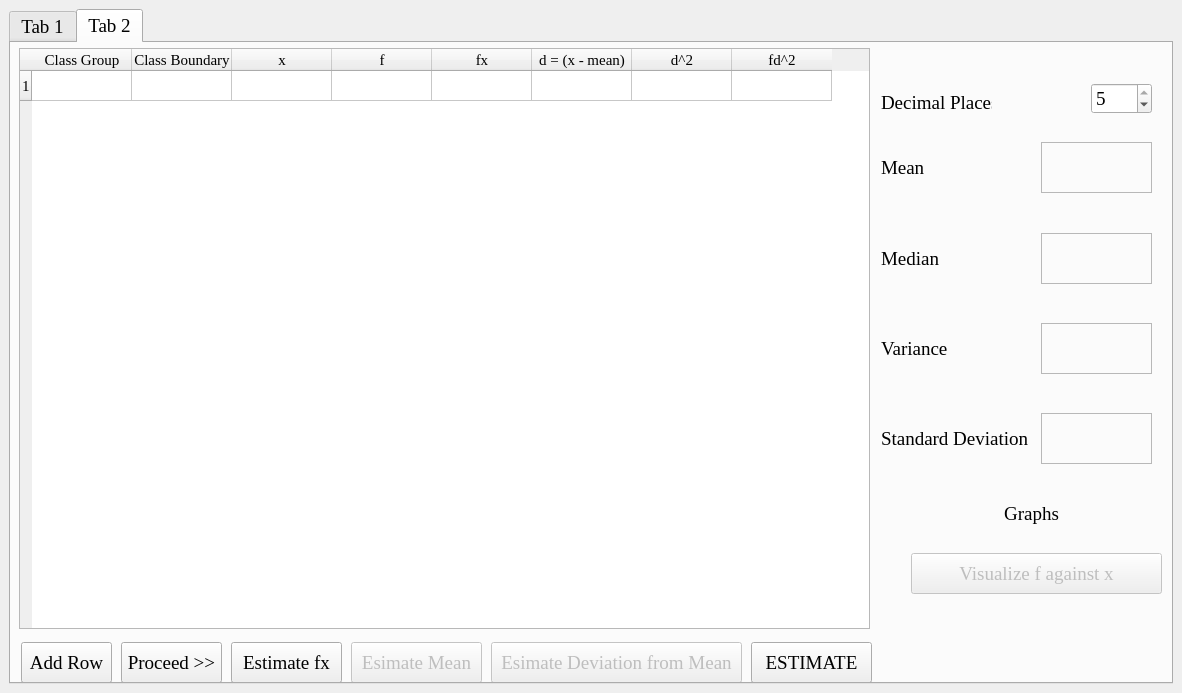
Qt form StatsMEUI.ui (edeniyanda/Stats-Me) before a commit.
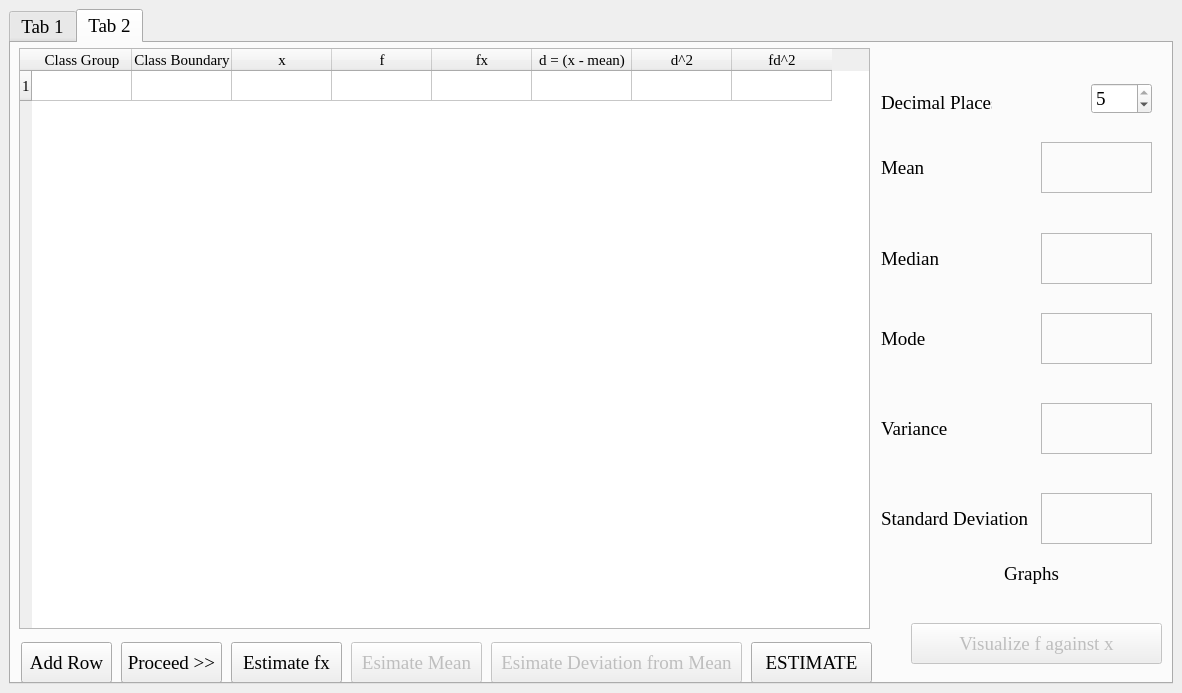
The same form after that commit. Icons and pictures are not drawn.

Commit message: Upgrade app to Estimate Mode if Distribution

Diff of the .ui file:
```diff
--- a/StatsMEUI.ui
+++ b/StatsMEUI.ui
@@ -209,7 +209,7 @@
         <property name="geometry">
          <rect>
           <x>1030</x>
-          <y>280</y>
+          <y>360</y>
           <width>111</width>
           <height>51</height>
          </rect>
@@ -232,7 +232,7 @@
         <property name="geometry">
          <rect>
           <x>1030</x>
-          <y>370</y>
+          <y>450</y>
           <width>111</width>
           <height>51</height>
          </rect>
@@ -268,7 +268,7 @@
         <property name="geometry">
          <rect>
           <x>870</x>
-          <y>290</y>
+          <y>370</y>
           <width>151</width>
           <height>31</height>
          </rect>
@@ -358,7 +358,7 @@
         <property name="geometry">
          <rect>
           <x>870</x>
-          <y>380</y>
+          <y>460</y>
           <width>151</width>
           <height>31</height>
          </rect>
@@ -397,7 +397,7 @@
         <property name="geometry">
          <rect>
           <x>960</x>
-          <y>450</y>
+          <y>510</y>
           <width>121</width>
           <height>41</height>
          </rect>
@@ -416,7 +416,7 @@
         <property name="geometry">
          <rect>
           <x>900</x>
-          <y>510</y>
+          <y>580</y>
           <width>251</width>
           <height>41</height>
          </rect>
@@ -461,6 +461,42 @@
          <string/>
         </property>
        </widget>
+       <widget class="QLabel" name="label_9">
+        <property name="geometry">
+         <rect>
+          <x>870</x>
+          <y>280</y>
+          <width>151</width>
+          <height>31</height>
+         </rect>
+        </property>
+        <property name="text">
+         <string>Mode</string>
+        </property>
+       </widget>
+       <widget class="QLabel" name="mode_label">
+        <property name="geometry">
+         <rect>
+          <x>1030</x>
+          <y>270</y>
+          <width>111</width>
+          <height>51</height>
+         </rect>
+        </property>
+        <property name="font">
+         <font>
+          <pointsize>14</pointsize>
+          <weight>75</weight>
+          <bold>true</bold>
+         </font>
+        </property>
+        <property name="frameShape">
+         <enum>QFrame::StyledPanel</enum>
+        </property>
+        <property name="text">
+         <string/>
+        </property>
+       </widget>
       </widget>
      </widget>
     </item>
```
The commit also changes 3 other files.
